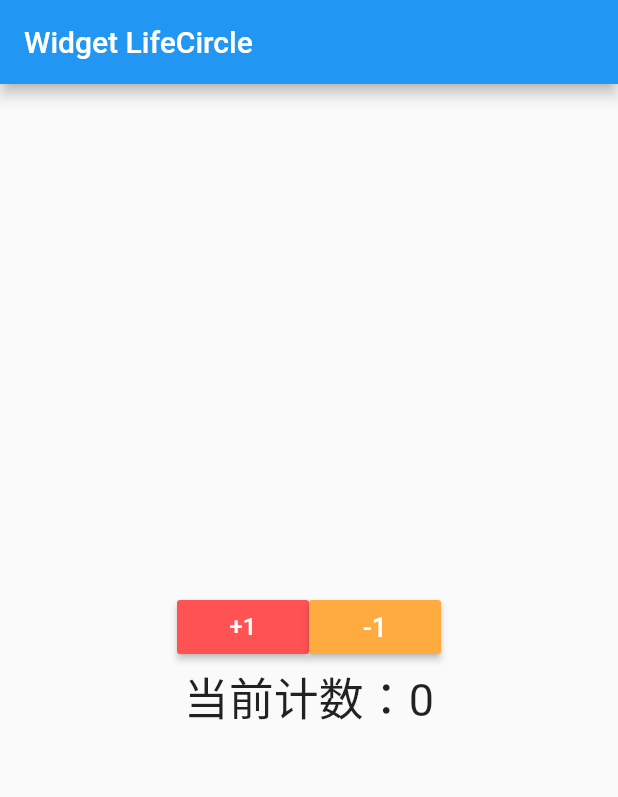
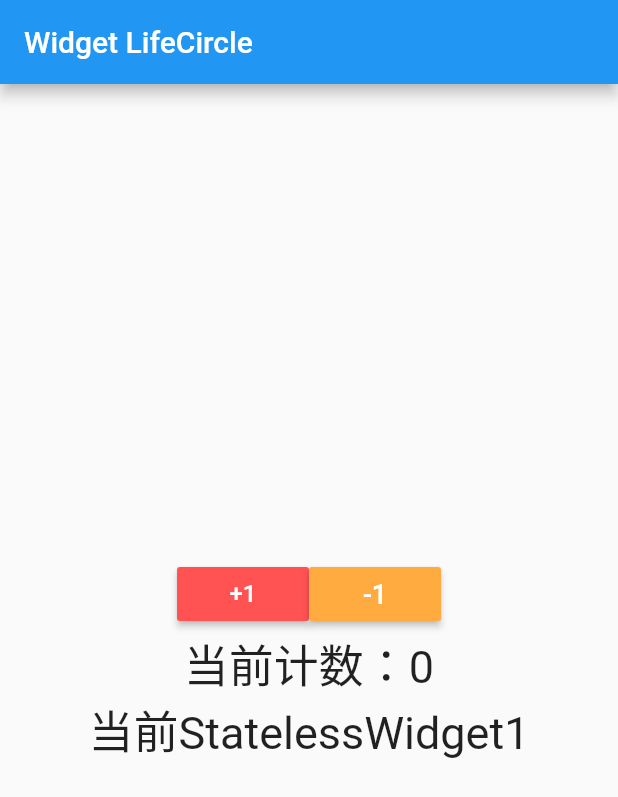
Before and after one commit to tmexcept/KuPaiFlutter, a Flutter app: the screen it shows after launch, after a tap on "Widget LifeCircle", on a phone screen of 412 x 824 dp. Shown: the top 797 px of the screen. Run offline on Flutter 3.47's test engine with Material 2 defaults, Android fonts, the phone set to English and light mode, and no system bars.

Commit message:
测试数据

```diff
--- a/lib/provider/WeatherInfoPage.dart
+++ b/lib/provider/WeatherInfoPage.dart
@@ -89,6 +89,7 @@ class MyContent extends StatelessWidget {
 
     return Consumer<WeatherInfo>(
       builder: (context, weatherInfo, child) {
+        print("Consumer MyContent build");
         return Padding(
           padding: EdgeInsets.all(8.0),
           child: Text("StatelessWidget包裹的Consumer type=${weatherInfo.temperatureType}"),
--- a/lib/widget_life_circle.dart
+++ b/lib/widget_life_circle.dart
@@ -8,8 +8,24 @@ class WidgetLifeCircle extends StatelessWidget {
         appBar: AppBar(
           title: Text("Widget LifeCircle"),
         ),
-        body: HomeBody(),
+        body: Column(
+            mainAxisAlignment: MainAxisAlignment.center,
+            children: <Widget>[
+              HomeBody(),
+              StatelessWidget1(),
+            ]),
       ),
+    );
+  }
+}
+
+class StatelessWidget1 extends StatelessWidget {
+  @override
+  Widget build(BuildContext context) {
+    print("StatelessWidget1 build");
+    return Text(
+      "当前StatelessWidget1",
+      style: TextStyle(fontSize: 30),
     );
   }
 }
@@ -34,6 +50,7 @@ class MyCounterWidget extends StatefulWidget {
     return MyCounterState();
   }
 }
+
 /// mounted 是 State 对象中的一个属性，此属性表示当前组件是否在树中（在创建 State 之后，调用 initState 之前，
 /// Framework 会将 State 和 BuildContext 进行关联），当 Framework 调用 dispose 时，mounted 被设置为 false，表示当前组件已经不在树中。
 // createState 函数执行完毕后表示当前组件已经在组件树中，属性 mounted 被 Framework 设置为 true，
@@ -49,7 +66,8 @@ class MyCounterWidget extends StatefulWidget {
 // dirty 和 clean
 // dirty 表示组件当前的状态为 脏状态，下一帧时将会执行 build 函数，调用 setState 方法或者 执行 didUpdateWidget 方法后，组件的状态为 dirty。
 // clean 与 dirty 相对应，clean 表示组件当前的状态为干净状态，clean 状态下组件不会执行 build 函数。
-class MyCounterState extends State<MyCounterWidget> with WidgetsBindingObserver {
+class MyCounterState extends State<MyCounterWidget>
+    with WidgetsBindingObserver {
   int counter = 0;
   late MaterialButton butt;
 
@@ -62,6 +80,7 @@ class MyCounterState extends State<MyCounterWidget> with WidgetsBindingObserver
     super.initState();
     print("执行MyCounterState的initState方法");
     WidgetsBinding.instance.addObserver(this);
+
     /// 页面渲染完毕回调 addPostFrameCallback 是 StatefulWidge 渲染结束的回调，只会被调用一次，之后 StatefulWidget刷新 UI 也不会被调用。
     /// 在initState不能调用BuildContext.dependOnInheritedWidgetOfExactType，可以使用addPostFrameCallback规避此限制
     WidgetsBinding.instance.addPostFrameCallback((_) => {});
@@ -72,6 +91,7 @@ class MyCounterState extends State<MyCounterWidget> with WidgetsBindingObserver
     super.didChangeDependencies();
     print("执行MyCounterState的didChangeDependencies方法");
   }
+  var globalKey = GlobalKey();
 
   @override
   Widget build(BuildContext context) {
@@ -84,6 +104,7 @@ class MyCounterState extends State<MyCounterWidget> with WidgetsBindingObserver
             mainAxisAlignment: MainAxisAlignment.center,
             children: <Widget>[
               butt = MaterialButton(
+                key: globalKey,
                 color: Colors.redAccent,
                 child: Text(
                   "+1",
@@ -92,6 +113,9 @@ class MyCounterState extends State<MyCounterWidget> with WidgetsBindingObserver
                 onPressed: () {
                   setState(() {
                     counter++;
+                    var  _renderBox = globalKey.currentContext?.findRenderObject() as RenderBox;
+                    Offset _offset = _renderBox.localToGlobal(Offset.zero);
+                    print("size =${_renderBox.size}  position=${_offset.dx},${_offset.dy}");
                   });
                 },
               ),
@@ -124,11 +148,10 @@ class MyCounterState extends State<MyCounterWidget> with WidgetsBindingObserver
     super.didUpdateWidget(oldWidget);
     print("执行MyCounterState的didUpdateWidget方法");
   }
+
   void didChangeAppLifecycleState(AppLifecycleState state) async {
     print("didChangeAppLifecycleState state=$state");
-    if (state == AppLifecycleState.resumed) {
-
-    }
+    if (state == AppLifecycleState.resumed) {}
   }
 
   @override
```
